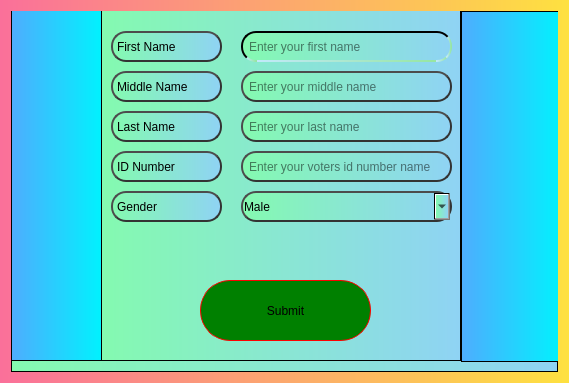
The window that ui/register.ui (KotoJallow/Voting-System) describes before a commit, drawn with Qt 5.
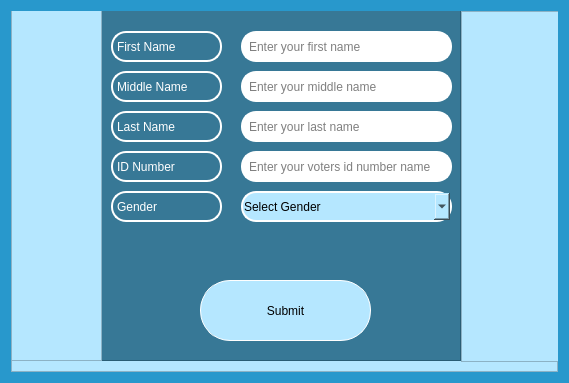
The same window after the commit.

Commit message: update register UI to enhance humour

The edit to the form file:
```diff
--- a/ui/register.ui
+++ b/ui/register.ui
@@ -26,7 +26,7 @@
    <string>Registration</string>
   </property>
   <property name="styleSheet">
-   <string notr="true"> background-color: qlineargradient(spread:pad, x1:0, y1:0, x2:1, y2:0, stop:0 #fa709a, stop:1 #fee140);</string>
+   <string notr="true">background-color: #2898cc;</string>
   </property>
   <layout class="QGridLayout" name="gridLayout">
    <property name="sizeConstraint">
@@ -41,8 +41,7 @@
       </size>
      </property>
      <property name="styleSheet">
-      <string notr="true">
-background-color: qlineargradient(spread:pad, x1:0, y1:0, x2:1, y2:0, stop:0 #84fab0, stop:1 #8fd3f4);</string>
+      <string notr="true">background-color: #b5e7ff;;</string>
      </property>
      <property name="frameShape">
       <enum>QFrame::StyledPanel</enum>
@@ -64,9 +63,10 @@
 font: 25 12pt &quot;Malgun Gothic Semilight&quot;;
 border-width: 2px;
 border-radius: 15px;
-border-color: #333;
-color: rgb(0, 0, 0);
-padding: 1px;</string>
+border-color: #fff;
+color: white;
+padding: 1px;
+background-color:#377896;</string>
       </property>
       <property name="text">
        <string>Middle Name</string>
@@ -86,10 +86,14 @@
 font: 25 12pt &quot;Malgun Gothic Semilight&quot;;
 border-width: 2px;
 border-radius: 15px;
-border-color: #333;
-color: rgb(0, 0, 0);
+border-color: #fff;
 padding: 1px;</string>
       </property>
+      <item>
+       <property name="text">
+        <string>Select Gender</string>
+       </property>
+      </item>
       <item>
        <property name="text">
         <string>Male</string>
@@ -114,7 +118,8 @@
        <string notr="true">border-style: outset;
 border-width: 2px;
 border-radius: 15px;
-border-color: #333;
+border-color: #fff;
+background-color:white;
 padding: 4px;
 </string>
       </property>
@@ -135,7 +140,8 @@
        <string notr="true">border-style: outset;
 border-width: 2px;
 border-radius: 15px;
-border-color: #333;
+border-color: #fff;
+background-color:white;
 padding: 4px;
 </string>
       </property>
@@ -160,9 +166,10 @@
 font: 25 12pt &quot;Malgun Gothic Semilight&quot;;
 border-width: 2px;
 border-radius: 15px;
-border-color: #333;
-color: rgb(0, 0, 0);
-padding: 1px;</string>
+border-color: #fff;
+color: #fff;
+padding: 1px;
+background-color:#377896;</string>
       </property>
       <property name="text">
        <string>Last Name</string>
@@ -181,7 +188,8 @@
        <string notr="true">border-style: outset;
 border-width: 2px;
 border-radius: 15px;
-border-color:  qlineargradient(spread:pad, x1:0, y1:0, x2:1, y2:0, stop:0 #c2e9fb, stop:1 #96e6a1);
+background-color: #fff;
+border-color: #fff;
 padding: 4px;
 </string>
       </property>
@@ -203,9 +211,10 @@
 font: 25 12pt &quot;Malgun Gothic Semilight&quot;;
 border-width: 2px;
 border-radius: 15px;
-border-color: #333;
-color: rgb(0, 0, 0);
-padding: 1px;</string>
+border-color: #fff;
+color:white;
+padding: 1px;
+background-color:#377896;</string>
       </property>
       <property name="text">
        <string>First Name</string>
@@ -224,7 +233,8 @@
        <string notr="true">border-style: outset;
 border-width: 2px;
 border-radius: 15px;
-border-color: #333;
+border-color: #fff;
+background-color:white;
 padding: 4px;
 </string>
       </property>
@@ -249,9 +259,10 @@
 font: 25 12pt &quot;Malgun Gothic Semilight&quot;;
 border-width: 2px;
 border-radius: 15px;
-border-color: #333;
-color: rgb(0, 0, 0);
-padding: 1px;</string>
+border-color: #fff;
+color:#fff;
+padding: 1px;
+background-color:#377896;</string>
       </property>
       <property name="text">
        <string>ID Number</string>
@@ -271,8 +282,9 @@
 font: 25 12pt &quot;Malgun Gothic Semilight&quot;;
 border-width: 2px;
 border-radius: 15px;
-border-color: #333;
-color: rgb(0, 0, 0);
+border-color: #fff;
+color: white;
+background-color:#377896;
 padding: 1px;</string>
       </property>
       <property name="text">
@@ -295,7 +307,7 @@
        </size>
       </property>
       <property name="styleSheet">
-       <string notr="true"> background-color: qlineargradient(spread:pad, x1:0, y1:0, x2:1, y2:0, stop:0 #4facfe, stop:1 #00f2fe);</string>
+       <string notr="true"/>
       </property>
       <property name="frameShape">
        <enum>QFrame::StyledPanel</enum>
@@ -320,7 +332,7 @@
        </size>
       </property>
       <property name="styleSheet">
-       <string notr="true"> background-color: qlineargradient(spread:pad, x1:0, y1:0, x2:1, y2:0, stop:0 #4facfe, stop:1 #00f2fe);</string>
+       <string notr="true"/>
       </property>
       <property name="frameShape">
        <enum>QFrame::StyledPanel</enum>
@@ -339,7 +351,7 @@
        </rect>
       </property>
       <property name="styleSheet">
-       <string notr="true"/>
+       <string notr="true">background-color:#377896;</string>
       </property>
       <property name="frameShape">
        <enum>QFrame::StyledPanel</enum>
@@ -357,12 +369,12 @@
         </rect>
        </property>
        <property name="styleSheet">
-        <string notr="true"> background-color: green;
+        <string notr="true">background-color:#b5e7ff;
 font: 18pt &quot;MS Shell Dlg 2&quot;;
  border-style: solid;
  border-width:1px;
  border-radius:30px;
- border-color: red;</string>
+ border-color: white;</string>
        </property>
        <property name="text">
         <string>Submit</string>
```
The commit also changes 1 other file.
